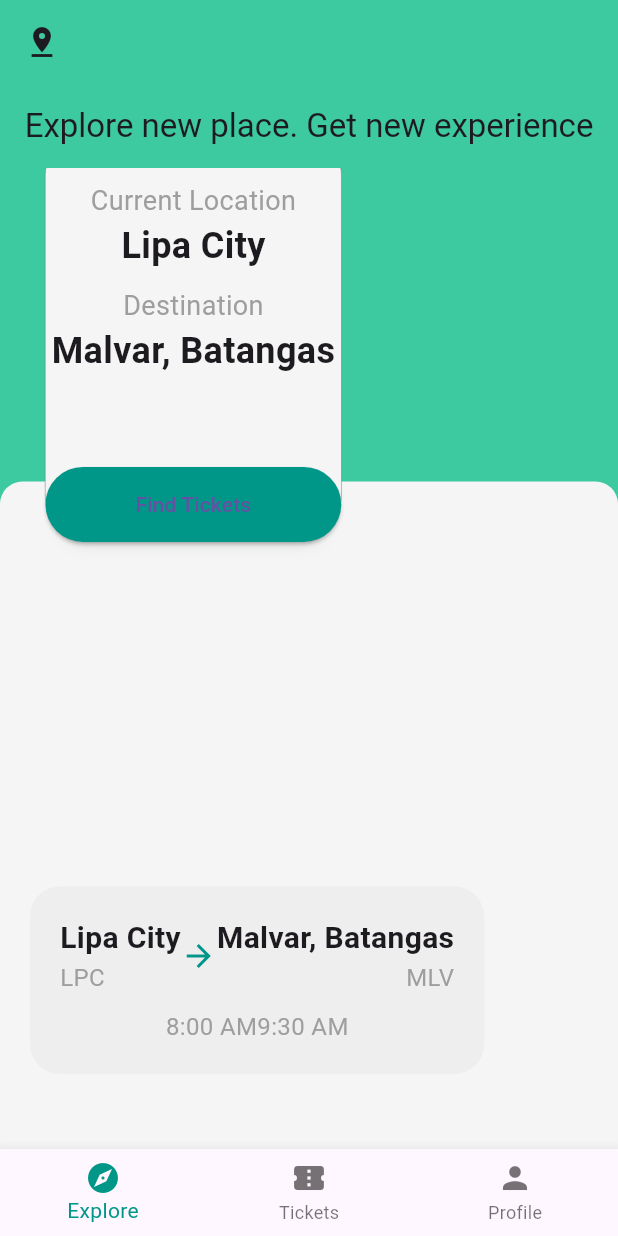
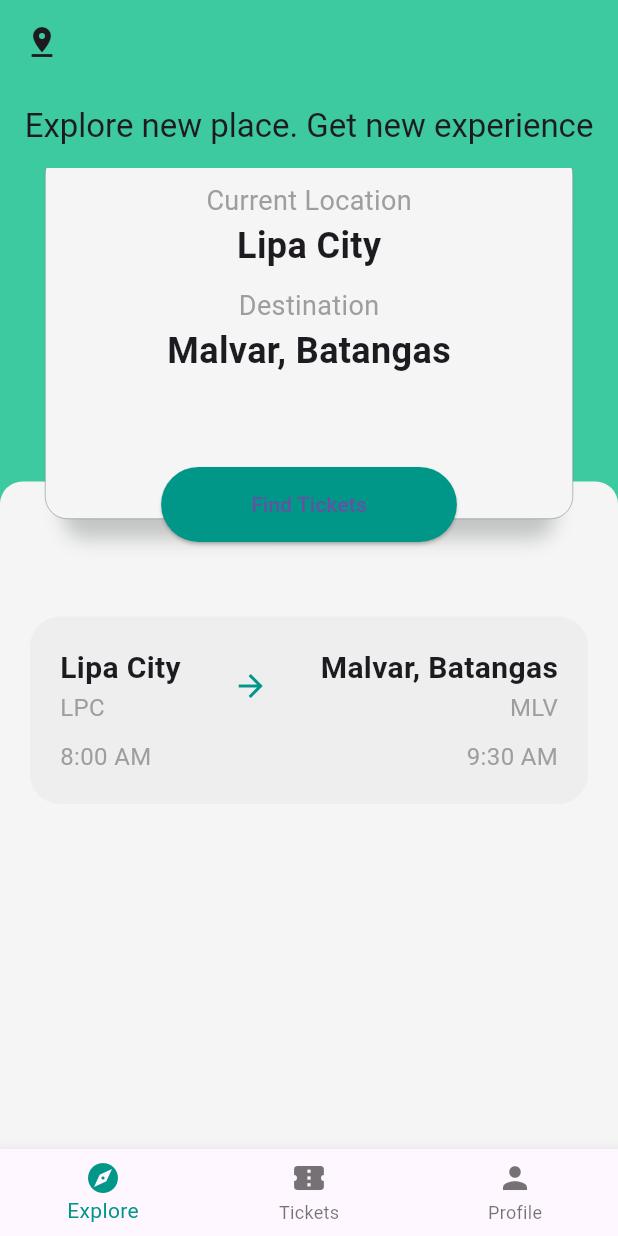
Before and after one commit to Yajme/Bus-Reservation-System, a Flutter app: the screen it shows after launch, on a phone screen of 412 x 824 dp. Run offline on Flutter 3.47's test engine with Material 3 defaults, Android fonts, the phone set to English and light mode, and no system bars.

Commit message:
contents is now centered

```diff
--- a/lib/home.dart
+++ b/lib/home.dart
@@ -21,8 +21,11 @@ class Home extends StatelessWidget {
             ],
             borderRadius: BorderRadius.circular(15.0),
             color: const Color(0xfff5f5f5)),
-        child: Column(
-          children: [
+        child: SizedBox(
+          width: 300,
+          height: 245,
+          child:Column(
+                children: [
             _gap(),
             const Center(
               child: Column(
@@ -66,7 +69,9 @@ class Home extends StatelessWidget {
               ),
             )
           ],
-        ));
+        )
+        )
+        );
   }
 
   @override
@@ -97,17 +102,24 @@ class Home extends StatelessWidget {
                       topLeft: Radius.circular(15),
                       topRight: Radius.circular(15)),
                   color: Color(0xfff5f5f5)),
-              child: Stack(clipBehavior: Clip.none,
+              child: Stack(
+                clipBehavior: Clip.none,
                 children: [
 
                     Positioned(
                       top: -250,
+                      left:0,
+                      right:0,
                       child: Padding(
                           padding: EdgeInsets.all(30),
                           child: SizedBox(
                               height: 245, child: findTicketCard(context))),
                     ),
-                    Positioned( bottom:50,child: const CurrentBus())
+                    Positioned(
+                      top: 90,
+                      left:0,
+                      right:0,
+                      child: const CurrentBus())
                   ],
                 ),
             ),
```
